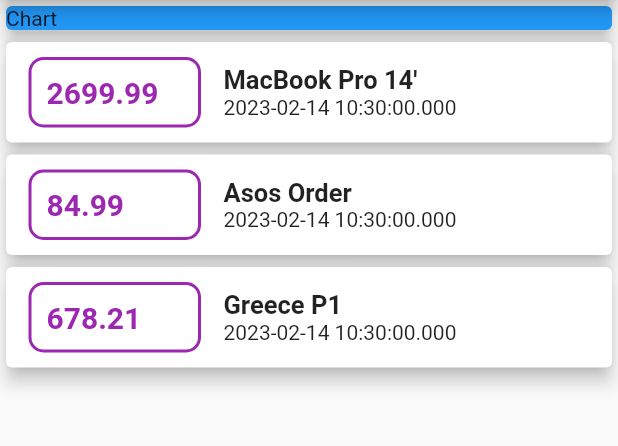
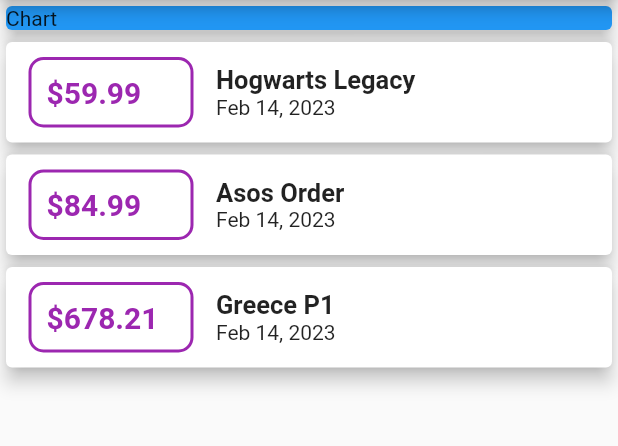
Before and after one commit to TheTota/personal_expenses_app, a Flutter app: the screen it shows after launch, on a phone screen of 412 x 824 dp, the part 84-530 px from its top. Run offline on Flutter 3.47's test engine with Material 2 defaults, Android fonts, the phone set to English and light mode, and no system bars.

Commit message:
complete basic styling for the moment

```diff
--- a/lib/main.dart
+++ b/lib/main.dart
@@ -1,4 +1,5 @@
 import 'package:flutter/material.dart';
+import 'package:intl/intl.dart';
 
 import './transaction.dart';
 
@@ -20,8 +21,8 @@ class MyHomePage extends StatelessWidget {
   final List<Transaction> transactions = [
     Transaction(
         id: 't1',
-        title: 'MacBook Pro 14\'',
-        amount: 2699.99,
+        title: 'Hogwarts Legacy',
+        amount: 59.99,
         date: DateTime.now()),
     Transaction(
         id: 't2', title: 'Asos Order', amount: 84.99, date: DateTime.now()),
@@ -64,11 +65,13 @@ class MyHomePage extends StatelessWidget {
                           color: Colors.purple,
                           width: 2,
                         ),
-                        borderRadius: BorderRadius.all(Radius.circular(10))
+                        borderRadius: BorderRadius.all(
+                          Radius.circular(10),
+                        ),
                       ),
-                      width: 115,
+                      width: 110,
                       child: Text(
-                        tx.amount.toString(),
+                        '\$${tx.amount.toString()}',
                         style: TextStyle(
                           fontWeight: FontWeight.bold,
                           fontSize: 20,
@@ -87,7 +90,7 @@ class MyHomePage extends StatelessWidget {
                             fontSize: 17,
                           ),
                         ),
-                        Text(tx.date.toString()),
+                        Text(DateFormat.yMMMd().format(tx.date)),
                       ],
                     )
                   ],
--- a/pubspec.yaml
+++ b/pubspec.yaml
@@ -35,6 +35,7 @@ dependencies:
   # The following adds the Cupertino Icons font to your application.
   # Use with the CupertinoIcons class for iOS style icons.
   cupertino_icons: ^1.0.2
+  intl: ^0.18.0
 
 dev_dependencies:
   flutter_test:
```
Also changed, not shown: pubspec.lock.
